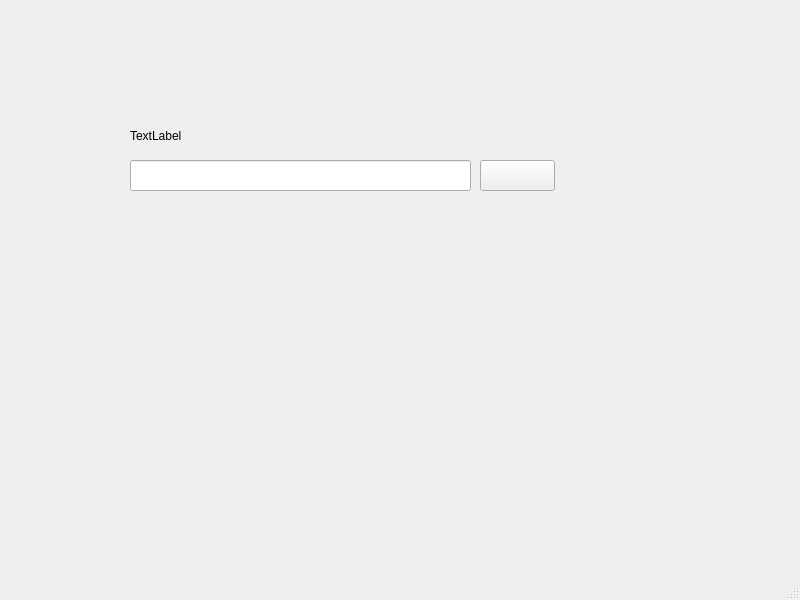
This is src/QTApplication.ui in MupperARS/PWMCalculator as Qt 5 draws it before an edit. The edited form follows.
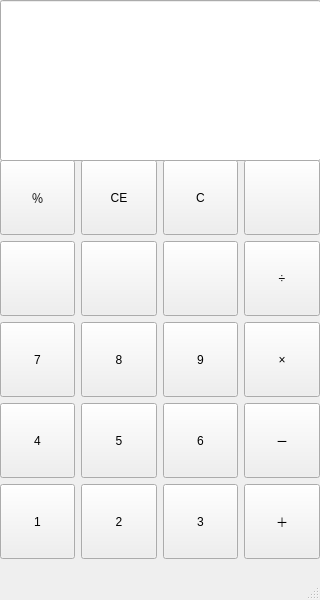
This is the edited form. Icons and pictures are not drawn.

The edit to the form file:
```diff
--- a/src/QTApplication.ui
+++ b/src/QTApplication.ui
@@ -6,7 +6,7 @@
    <rect>
     <x>0</x>
     <y>0</y>
-    <width>800</width>
+    <width>320</width>
     <height>600</height>
    </rect>
   </property>
@@ -17,44 +17,287 @@
    <widget class="QLineEdit" name="commitLineEdit">
     <property name="geometry">
      <rect>
-      <x>130</x>
-      <y>160</y>
-      <width>341</width>
-      <height>31</height>
+      <x>0</x>
+      <y>0</y>
+      <width>321</width>
+      <height>161</height>
      </rect>
     </property>
    </widget>
-   <widget class="QPushButton" name="commitButton">
+   <widget class="QWidget" name="layoutWidget">
     <property name="geometry">
      <rect>
-      <x>480</x>
+      <x>0</x>
       <y>160</y>
-      <width>75</width>
-      <height>31</height>
+      <width>320</width>
+      <height>401</height>
      </rect>
     </property>
-    <property name="text">
-     <string/>
-    </property>
-    <property name="icon">
-     <iconset theme="QIcon::ThemeIcon::MediaPlaybackStart"/>
-    </property>
-    <property name="checkable">
-     <bool>false</bool>
-    </property>
-   </widget>
-   <widget class="QLabel" name="label">
-    <property name="geometry">
-     <rect>
-      <x>130</x>
-      <y>120</y>
-      <width>191</width>
-      <height>31</height>
-     </rect>
-    </property>
-    <property name="text">
-     <string>TextLabel</string>
-    </property>
+    <layout class="QGridLayout" name="gridLayout">
+     <item row="3" column="0">
+      <widget class="QPushButton" name="NumberButton4">
+       <property name="minimumSize">
+        <size>
+         <width>60</width>
+         <height>75</height>
+        </size>
+       </property>
+       <property name="text">
+        <string>4</string>
+       </property>
+      </widget>
+     </item>
+     <item row="2" column="1">
+      <widget class="QPushButton" name="NumberButton8">
+       <property name="minimumSize">
+        <size>
+         <width>60</width>
+         <height>75</height>
+        </size>
+       </property>
+       <property name="text">
+        <string>8</string>
+       </property>
+      </widget>
+     </item>
+     <item row="3" column="1">
+      <widget class="QPushButton" name="NumberButton5">
+       <property name="minimumSize">
+        <size>
+         <width>60</width>
+         <height>75</height>
+        </size>
+       </property>
+       <property name="text">
+        <string>5</string>
+       </property>
+      </widget>
+     </item>
+     <item row="2" column="0">
+      <widget class="QPushButton" name="NumberButton7">
+       <property name="minimumSize">
+        <size>
+         <width>60</width>
+         <height>75</height>
+        </size>
+       </property>
+       <property name="text">
+        <string>7</string>
+       </property>
+      </widget>
+     </item>
+     <item row="4" column="1">
+      <widget class="QPushButton" name="NumberButton2">
+       <property name="minimumSize">
+        <size>
+         <width>60</width>
+         <height>75</height>
+        </size>
+       </property>
+       <property name="text">
+        <string>2</string>
+       </property>
+      </widget>
+     </item>
+     <item row="2" column="2">
+      <widget class="QPushButton" name="NumberButton9">
+       <property name="minimumSize">
+        <size>
+         <width>60</width>
+         <height>75</height>
+        </size>
+       </property>
+       <property name="text">
+        <string>9</string>
+       </property>
+      </widget>
+     </item>
+     <item row="4" column="2">
+      <widget class="QPushButton" name="NumberButton3">
+       <property name="minimumSize">
+        <size>
+         <width>60</width>
+         <height>75</height>
+        </size>
+       </property>
+       <property name="text">
+        <string>3</string>
+       </property>
+      </widget>
+     </item>
+     <item row="3" column="3">
+      <widget class="QPushButton" name="decrement">
+       <property name="minimumSize">
+        <size>
+         <width>60</width>
+         <height>75</height>
+        </size>
+       </property>
+       <property name="text">
+        <string>－</string>
+       </property>
+      </widget>
+     </item>
+     <item row="2" column="3">
+      <widget class="QPushButton" name="multiplication">
+       <property name="minimumSize">
+        <size>
+         <width>60</width>
+         <height>75</height>
+        </size>
+       </property>
+       <property name="text">
+        <string>×</string>
+       </property>
+      </widget>
+     </item>
+     <item row="3" column="2">
+      <widget class="QPushButton" name="NumberButton6">
+       <property name="minimumSize">
+        <size>
+         <width>60</width>
+         <height>75</height>
+        </size>
+       </property>
+       <property name="text">
+        <string>6</string>
+       </property>
+      </widget>
+     </item>
+     <item row="0" column="1">
+      <widget class="QPushButton" name="NumberButtonCE">
+       <property name="minimumSize">
+        <size>
+         <width>60</width>
+         <height>75</height>
+        </size>
+       </property>
+       <property name="text">
+        <string>CE</string>
+       </property>
+      </widget>
+     </item>
+     <item row="0" column="2">
+      <widget class="QPushButton" name="NumberButtonClear">
+       <property name="minimumSize">
+        <size>
+         <width>60</width>
+         <height>75</height>
+        </size>
+       </property>
+       <property name="text">
+        <string>C</string>
+       </property>
+      </widget>
+     </item>
+     <item row="0" column="0">
+      <widget class="QPushButton" name="Percent">
+       <property name="minimumSize">
+        <size>
+         <width>60</width>
+         <height>75</height>
+        </size>
+       </property>
+       <property name="text">
+        <string>％</string>
+       </property>
+      </widget>
+     </item>
+     <item row="4" column="3">
+      <widget class="QPushButton" name="increase">
+       <property name="minimumSize">
+        <size>
+         <width>60</width>
+         <height>75</height>
+        </size>
+       </property>
+       <property name="text">
+        <string>＋</string>
+       </property>
+      </widget>
+     </item>
+     <item row="4" column="0">
+      <widget class="QPushButton" name="NumberButton1">
+       <property name="minimumSize">
+        <size>
+         <width>60</width>
+         <height>75</height>
+        </size>
+       </property>
+       <property name="text">
+        <string>1</string>
+       </property>
+      </widget>
+     </item>
+     <item row="0" column="3">
+      <widget class="QPushButton" name="backspace">
+       <property name="minimumSize">
+        <size>
+         <width>60</width>
+         <height>75</height>
+        </size>
+       </property>
+       <property name="text">
+        <string/>
+       </property>
+       <property name="icon">
+        <iconset theme="QIcon::ThemeIcon::GoPrevious"/>
+       </property>
+      </widget>
+     </item>
+     <item row="1" column="3">
+      <widget class="QPushButton" name="divide">
+       <property name="minimumSize">
+        <size>
+         <width>60</width>
+         <height>75</height>
+        </size>
+       </property>
+       <property name="text">
+        <string>÷</string>
+       </property>
+      </widget>
+     </item>
+     <item row="1" column="2">
+      <widget class="QPushButton" name="pushButton_3">
+       <property name="minimumSize">
+        <size>
+         <width>60</width>
+         <height>75</height>
+        </size>
+       </property>
+       <property name="text">
+        <string/>
+       </property>
+      </widget>
+     </item>
+     <item row="1" column="1">
+      <widget class="QPushButton" name="pushButton_2">
+       <property name="minimumSize">
+        <size>
+         <width>60</width>
+         <height>75</height>
+        </size>
+       </property>
+       <property name="text">
+        <string/>
+       </property>
+      </widget>
+     </item>
+     <item row="1" column="0">
+      <widget class="QPushButton" name="pushButton_1">
+       <property name="minimumSize">
+        <size>
+         <width>60</width>
+         <height>75</height>
+        </size>
+       </property>
+       <property name="text">
+        <string/>
+       </property>
+      </widget>
+     </item>
+    </layout>
    </widget>
   </widget>
   <widget class="QMenuBar" name="menubar">
```
Left out of the diff: 4 changed lines with no effect on the pictures.
